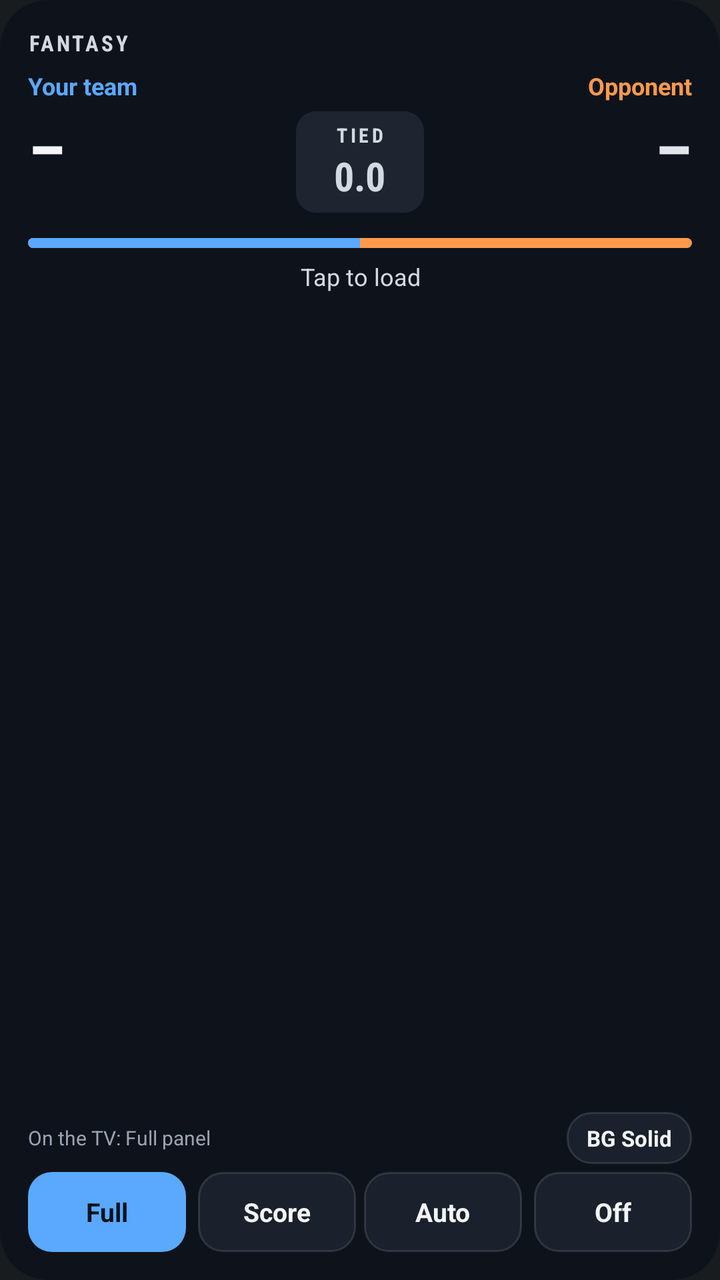
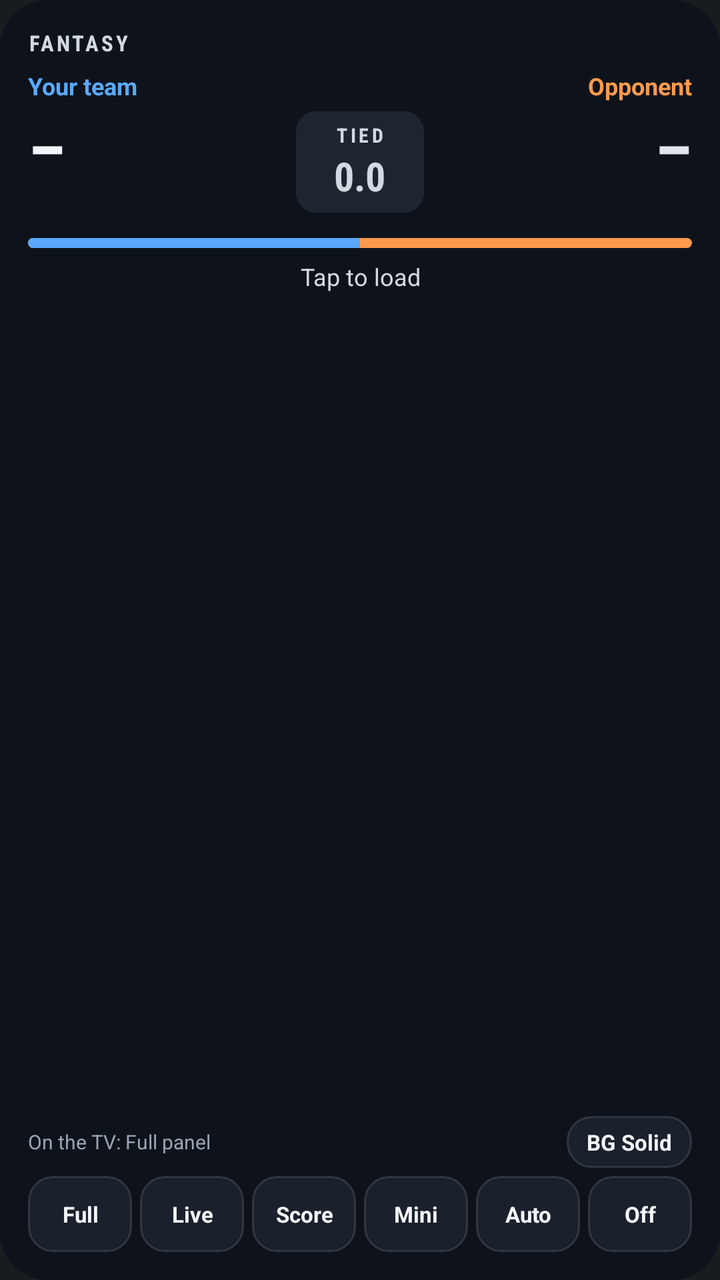

An Android layout rendered at two revisions. The XML below is the earlier revision; the diff shows what the commit changed to produce the second picture.
<!-- AndroidManifest.xml: application theme android:Theme.DeviceDefault.NoActionBar -->
<!-- res/layout/widget_score.xml -->
<?xml version="1.0" encoding="utf-8"?>
<LinearLayout xmlns:android="http://schemas.android.com/apk/res/android"
    android:id="@+id/root"
    android:layout_width="match_parent"
    android:layout_height="match_parent"
    android:background="@drawable/widget_bg"
    android:orientation="vertical"
    android:padding="14dp">

    <LinearLayout
        android:id="@+id/scoreArea"
        android:layout_width="match_parent"
        android:layout_height="0dp"
        android:layout_weight="1"
        android:orientation="vertical">

        <LinearLayout
            android:layout_width="match_parent"
            android:layout_height="wrap_content"
            android:orientation="horizontal">

            <TextView
                android:id="@+id/week"
                android:layout_width="0dp"
                android:layout_height="wrap_content"
                android:layout_weight="1"
                android:fontFamily="sans-serif-condensed"
                android:letterSpacing="0.12"
                android:text="FANTASY"
                android:textColor="#D3D9E1"
                android:textSize="11sp"
                android:textStyle="bold" />

            <TextView
                android:id="@+id/league"
                android:layout_width="wrap_content"
                android:layout_height="wrap_content"
                android:ellipsize="end"
                android:maxLines="1"
                android:text=""
                android:textColor="#9AA4B2"
                android:textSize="11sp" />
        </LinearLayout>

        <LinearLayout
            android:layout_width="match_parent"
            android:layout_height="wrap_content"
            android:layout_marginTop="6dp"
            android:orientation="horizontal">

            <TextView
                android:id="@+id/meName"
                android:layout_width="0dp"
                android:layout_height="wrap_content"
                android:layout_weight="1"
                android:ellipsize="end"
                android:maxLines="1"
                android:text="Your team"
                android:textColor="#5AA9FF"
                android:textSize="12sp"
                android:textStyle="bold" />

            <TextView
                android:id="@+id/oppName"
                android:layout_width="0dp"
                android:layout_height="wrap_content"
                android:layout_weight="1"
                android:ellipsize="end"
                android:gravity="end"
                android:maxLines="1"
                android:text="Opponent"
                android:textColor="#FF9A4D"
                android:textSize="12sp"
                android:textStyle="bold" />
        </LinearLayout>

        <LinearLayout
            android:layout_width="match_parent"
            android:layout_height="wrap_content"
            android:gravity="center_vertical"
            android:orientation="horizontal">

            <LinearLayout
                android:layout_width="0dp"
                android:layout_height="wrap_content"
                android:layout_weight="1"
                android:orientation="vertical">

                <TextView
                    android:id="@+id/meScore"
                    android:layout_width="wrap_content"
                    android:layout_height="wrap_content"
                    android:fontFamily="sans-serif-condensed"
                    android:text="–"
                    android:textColor="#F3F5F8"
                    android:textSize="34sp"
                    android:textStyle="bold" />

                <TextView
                    android:id="@+id/meProj"
                    android:layout_width="wrap_content"
                    android:layout_height="wrap_content"
                    android:text=""
                    android:textColor="#9AA4B2"
                    android:textSize="11sp" />
            </LinearLayout>

            <LinearLayout
                android:id="@+id/marginBox"
                android:layout_width="wrap_content"
                android:layout_height="wrap_content"
                android:background="@drawable/widget_margin_tied"
                android:gravity="center_horizontal"
                android:minWidth="64dp"
                android:orientation="vertical"
                android:paddingLeft="12dp"
                android:paddingTop="5dp"
                android:paddingRight="12dp"
                android:paddingBottom="5dp">

                <TextView
                    android:id="@+id/marginWord"
                    android:layout_width="wrap_content"
                    android:layout_height="wrap_content"
                    android:fontFamily="sans-serif-condensed"
                    android:letterSpacing="0.15"
                    android:text="TIED"
                    android:textColor="#D3D9E1"
                    android:textSize="10sp"
                    android:textStyle="bold" />

                <TextView
                    android:id="@+id/marginNum"
                    android:layout_width="wrap_content"
                    android:layout_height="wrap_content"
                    android:fontFamily="sans-serif-condensed"
                    android:text="0.0"
                    android:textColor="#D3D9E1"
                    android:textSize="20sp"
                    android:textStyle="bold" />
            </LinearLayout>

            <LinearLayout
                android:layout_width="0dp"
                android:layout_height="wrap_content"
                android:layout_weight="1"
                android:gravity="end"
                android:orientation="vertical">

                <TextView
                    android:id="@+id/oppScore"
                    android:layout_width="wrap_content"
                    android:layout_height="wrap_content"
                    android:fontFamily="sans-serif-condensed"
                    android:text="–"
                    android:textColor="#E2E6EB"
                    android:textSize="34sp"
                    android:textStyle="bold" />

                <TextView
                    android:id="@+id/oppProj"
                    android:layout_width="wrap_content"
                    android:layout_height="wrap_content"
                    android:text=""
                    android:textColor="#9AA4B2"
                    android:textSize="11sp" />
            </LinearLayout>
        </LinearLayout>

        <ProgressBar
            android:id="@+id/bar"
            style="?android:attr/progressBarStyleHorizontal"
            android:layout_width="match_parent"
            android:layout_height="5dp"
            android:layout_marginTop="8dp"
            android:max="100"
            android:progress="50"
            android:progressDrawable="@drawable/widget_bar" />

        <TextView
            android:id="@+id/outlook"
            android:layout_width="match_parent"
            android:layout_height="wrap_content"
            android:layout_marginTop="6dp"
            android:gravity="center_horizontal"
            android:text="Tap to load"
            android:textColor="#D3D9E1"
            android:textSize="12sp" />

        <LinearLayout
            android:layout_width="match_parent"
            android:layout_height="wrap_content"
            android:layout_marginTop="2dp"
            android:orientation="horizontal">

            <TextView
                android:id="@+id/leftA"
                android:layout_width="0dp"
                android:layout_height="wrap_content"
                android:layout_weight="1"
                android:text=""
                android:textColor="#9AA4B2"
                android:textSize="10sp" />

            <TextView
                android:id="@+id/leftB"
                android:layout_width="0dp"
                android:layout_height="wrap_content"
                android:layout_weight="1"
                android:gravity="end"
                android:text=""
                android:textColor="#9AA4B2"
                android:textSize="10sp" />
        </LinearLayout>
    </LinearLayout>

    <LinearLayout
        android:layout_width="match_parent"
        android:layout_height="wrap_content"
        android:layout_marginTop="8dp"
        android:gravity="center_vertical"
        android:orientation="horizontal">

        <TextView
            android:id="@+id/status"
            android:layout_width="0dp"
            android:layout_height="wrap_content"
            android:layout_weight="1"
            android:ellipsize="end"
            android:maxLines="1"
            android:text="On the TV: Full panel"
            android:textColor="#9AA4B2"
            android:textSize="10sp" />

        <TextView
            android:id="@+id/bgBtn"
            android:layout_width="wrap_content"
            android:layout_height="26dp"
            android:background="@drawable/widget_btn"
            android:gravity="center"
            android:paddingLeft="10dp"
            android:paddingRight="10dp"
            android:text="BG Solid"
            android:textColor="#F3F5F8"
            android:textSize="11sp"
            android:textStyle="bold" />
    </LinearLayout>

    <LinearLayout
        android:layout_width="match_parent"
        android:layout_height="40dp"
        android:layout_marginTop="4dp"
        android:orientation="horizontal">

        <TextView
            android:id="@+id/modeFull"
            android:layout_width="0dp"
            android:layout_height="match_parent"
            android:layout_marginEnd="4dp"
            android:layout_weight="1"
            android:background="@drawable/widget_btn_on"
            android:gravity="center"
            android:text="Full"
            android:textColor="#04111F"
            android:textSize="13sp"
            android:textStyle="bold" />

        <TextView
            android:id="@+id/modeScore"
            android:layout_width="0dp"
            android:layout_height="match_parent"
            android:layout_marginStart="2dp"
            android:layout_marginEnd="2dp"
            android:layout_weight="1"
            android:background="@drawable/widget_btn"
            android:gravity="center"
            android:text="Score"
            android:textColor="#F3F5F8"
            android:textSize="13sp"
            android:textStyle="bold" />

        <TextView
            android:id="@+id/modeAuto"
            android:layout_width="0dp"
            android:layout_height="match_parent"
            android:layout_marginStart="2dp"
            android:layout_marginEnd="2dp"
            android:layout_weight="1"
            android:background="@drawable/widget_btn"
            android:gravity="center"
            android:text="Auto"
            android:textColor="#F3F5F8"
            android:textSize="13sp"
            android:textStyle="bold" />

        <TextView
            android:id="@+id/modeOff"
            android:layout_width="0dp"
            android:layout_height="match_parent"
            android:layout_marginStart="4dp"
            android:layout_weight="1"
            android:background="@drawable/widget_btn"
            android:gravity="center"
            android:text="Off"
            android:textColor="#F3F5F8"
            android:textSize="13sp"
            android:textStyle="bold" />
    </LinearLayout>
</LinearLayout>
<!-- resources referenced by this layout -->
<resources>
  <!-- drawable widget_bar (drawable) -->
  <?xml version="1.0" encoding="utf-8"?>
  <layer-list xmlns:android="http://schemas.android.com/apk/res/android">
      
      <item android:id="@android:id/background">
          <shape android:shape="rectangle">
              <corners android:radius="3dp" />
              <solid android:color="#FF9A4D" />
          </shape>
      </item>
      <item android:id="@android:id/progress">
          <clip>
              <shape android:shape="rectangle">
                  <corners android:radius="3dp" />
                  <solid android:color="#5AA9FF" />
              </shape>
          </clip>
      </item>
  </layer-list>
  <!-- drawable widget_bg (drawable) -->
  <?xml version="1.0" encoding="utf-8"?>
  <shape xmlns:android="http://schemas.android.com/apk/res/android" android:shape="rectangle">
      <solid android:color="#F20E131B" />
      <corners android:radius="24dp" />
  </shape>
  <!-- drawable widget_btn (drawable) -->
  <?xml version="1.0" encoding="utf-8"?>
  <shape xmlns:android="http://schemas.android.com/apk/res/android" android:shape="rectangle">
      <solid android:color="#1A212C" />
      <corners android:radius="12dp" />
      <stroke android:width="1dp" android:color="#1FFFFFFF" />
  </shape>
  <!-- drawable widget_btn_on (drawable) -->
  <?xml version="1.0" encoding="utf-8"?>
  <shape xmlns:android="http://schemas.android.com/apk/res/android" android:shape="rectangle">
      <solid android:color="#5AA9FF" />
      <corners android:radius="12dp" />
  </shape>
  <!-- drawable widget_margin_tied (drawable) -->
  <?xml version="1.0" encoding="utf-8"?>
  <shape xmlns:android="http://schemas.android.com/apk/res/android" android:shape="rectangle">
      <solid android:color="#1E2530" />
      <corners android:radius="10dp" />
  </shape>
</resources>

<!-- the commit's change to res/layout/widget_score.xml (unified diff, before → after) -->
@@ -7,248 +7,263 @@
     android:orientation="vertical"
     android:padding="14dp">
 
-    <LinearLayout
-        android:id="@+id/scoreArea"
+    <include
+        layout="@layout/widget_part_score"
         android:layout_width="match_parent"
         android:layout_height="0dp"
-        android:layout_weight="1"
-        android:orientation="vertical">
+        android:layout_weight="1" />
+
+    <include layout="@layout/widget_part_modes" />
+</LinearLayout>
+<!-- res/layout/widget_part_score.xml (included above) -->
+<?xml version="1.0" encoding="utf-8"?>
+<LinearLayout xmlns:android="http://schemas.android.com/apk/res/android"
+    android:id="@+id/scoreArea"
+    android:layout_width="match_parent"
+    android:layout_height="wrap_content"
+    android:orientation="vertical">
+
+    <LinearLayout
+        android:layout_width="match_parent"
+        android:layout_height="wrap_content"
+        android:orientation="horizontal">
+
+        <TextView
+            android:id="@+id/week"
+            android:layout_width="0dp"
+            android:layout_height="wrap_content"
+            android:layout_weight="1"
+            android:fontFamily="sans-serif-condensed"
+            android:letterSpacing="0.12"
+            android:text="FANTASY"
+            android:textColor="#D3D9E1"
+            android:textSize="11sp"
+            android:textStyle="bold" />
+
+        <TextView
+            android:id="@+id/league"
+            android:layout_width="wrap_content"
+            android:layout_height="wrap_content"
+            android:ellipsize="end"
+            android:maxLines="1"
+            android:text=""
+            android:textColor="#9AA4B2"
+            android:textSize="11sp" />
+    </LinearLayout>
+
+    <LinearLayout
+        android:layout_width="match_parent"
+        android:layout_height="wrap_content"
+        android:layout_marginTop="6dp"
+        android:orientation="horizontal">
+
+        <TextView
+            android:id="@+id/meName"
+            android:layout_width="0dp"
+            android:layout_height="wrap_content"
+            android:layout_weight="1"
+            android:ellipsize="end"
+            android:maxLines="1"
+            android:text="Your team"
+            android:textColor="#5AA9FF"
+            android:textSize="12sp"
+            android:textStyle="bold" />
+
+        <TextView
+            android:id="@+id/oppName"
+            android:layout_width="0dp"
+            android:layout_height="wrap_content"
+            android:layout_weight="1"
+            android:ellipsize="end"
+            android:gravity="end"
+            android:maxLines="1"
+            android:text="Opponent"
+            android:textColor="#FF9A4D"
+            android:textSize="12sp"
+            android:textStyle="bold" />
+    </LinearLayout>
+
+    <LinearLayout
+        android:layout_width="match_parent"
+        android:layout_height="wrap_content"
+        android:gravity="center_vertical"
+        android:orientation="horizontal">
 
         <LinearLayout
-            android:layout_width="match_parent"
-            android:layout_height="wrap_content"
-            android:orientation="horizontal">
-
-            <TextView
-                android:id="@+id/week"
-                android:layout_width="0dp"
-                android:layout_height="wrap_content"
-                android:layout_weight="1"
+            android:layout_width="0dp"
+            android:layout_height="wrap_content"
+            android:layout_weight="1"
+            android:orientation="vertical">
+
+            <TextView
+                android:id="@+id/meScore"
+                android:layout_width="wrap_content"
+                android:layout_height="wrap_content"
                 android:fontFamily="sans-serif-condensed"
-                android:letterSpacing="0.12"
-                android:text="FANTASY"
-                android:textColor="#D3D9E1"
-                android:textSize="11sp"
+                android:text="–"
+                android:textColor="#F3F5F8"
+                android:textSize="34sp"
                 android:textStyle="bold" />
 
             <TextView
-                android:id="@+id/league"
-                android:layout_width="wrap_content"
-                android:layout_height="wrap_content"
-                android:ellipsize="end"
-                android:maxLines="1"
+                android:id="@+id/meProj"
+                android:layout_width="wrap_content"
+                android:layout_height="wrap_content"
                 android:text=""
                 android:textColor="#9AA4B2"
                 android:textSize="11sp" />
         </LinearLayout>
 
         <LinearLayout
-            android:layout_width="match_parent"
-            android:layout_height="wrap_content"
-            android:layout_marginTop="6dp"
-            android:orientation="horizontal">
-
-            <TextView
-                android:id="@+id/meName"
-                android:layout_width="0dp"
-                android:layout_height="wrap_content"
-                android:layout_weight="1"
-                android:ellipsize="end"
-                android:maxLines="1"
-                android:text="Your team"
-                android:textColor="#5AA9FF"
-                android:textSize="12sp"
+            android:id="@+id/marginBox"
+            android:layout_width="wrap_content"
+            android:layout_height="wrap_content"
+            android:background="@drawable/widget_margin_tied"
+            android:gravity="center_horizontal"
+            android:minWidth="64dp"
+            android:orientation="vertical"
+            android:paddingLeft="12dp"
+            android:paddingTop="5dp"
+            android:paddingRight="12dp"
+            android:paddingBottom="5dp">
+
+            <TextView
+                android:id="@+id/marginWord"
+                android:layout_width="wrap_content"
+                android:layout_height="wrap_content"
+                android:fontFamily="sans-serif-condensed"
+                android:letterSpacing="0.15"
+                android:text="TIED"
+                android:textColor="#D3D9E1"
+                android:textSize="10sp"
                 android:textStyle="bold" />
 
             <TextView
-                android:id="@+id/oppName"
-                android:layout_width="0dp"
-                android:layout_height="wrap_content"
-                android:layout_weight="1"
-                android:ellipsize="end"
-                android:gravity="end"
-                android:maxLines="1"
-                android:text="Opponent"
-                android:textColor="#FF9A4D"
-                android:textSize="12sp"
+                android:id="@+id/marginNum"
+                android:layout_width="wrap_content"
+                android:layout_height="wrap_content"
+                android:fontFamily="sans-serif-condensed"
+                android:text="0.0"
+                android:textColor="#D3D9E1"
+                android:textSize="20sp"
                 android:textStyle="bold" />
         </LinearLayout>
 
         <LinearLayout
-            android:layout_width="match_parent"
-            android:layout_height="wrap_content"
-            android:gravity="center_vertical"
-            android:orientation="horizontal">
-
-            <LinearLayout
-                android:layout_width="0dp"
-                android:layout_height="wrap_content"
-                android:layout_weight="1"
-                android:orientation="vertical">
-
-                <TextView
-                    android:id="@+id/meScore"
-                    android:layout_width="wrap_content"
-                    android:layout_height="wrap_content"
-                    android:fontFamily="sans-serif-condensed"
-                    android:text="–"
-                    android:textColor="#F3F5F8"
-                    android:textSize="34sp"
-                    android:textStyle="bold" />
-
-                <TextView
-                    android:id="@+id/meProj"
-                    android:layout_width="wrap_content"
-                    android:layout_height="wrap_content"
-                    android:text=""
-                    android:textColor="#9AA4B2"
-                    android:textSize="11sp" />
-            </LinearLayout>
-
-            <LinearLayout
-                android:id="@+id/marginBox"
-                android:layout_width="wrap_content"
-                android:layout_height="wrap_content"
-                android:background="@drawable/widget_margin_tied"
-                android:gravity="center_horizontal"
-                android:minWidth="64dp"
-                android:orientation="vertical"
-                android:paddingLeft="12dp"
-                android:paddingTop="5dp"
-                android:paddingRight="12dp"
-                android:paddingBottom="5dp">
-
-                <TextView
-                    android:id="@+id/marginWord"
-                    android:layout_width="wrap_content"
-                    android:layout_height="wrap_content"
-                    android:fontFamily="sans-serif-condensed"
-                    android:letterSpacing="0.15"
-                    android:text="TIED"
-                    android:textColor="#D3D9E1"
-                    android:textSize="10sp"
-                    android:textStyle="bold" />
-
-                <TextView
-                    android:id="@+id/marginNum"
-                    android:layout_width="wrap_content"
-                    android:layout_height="wrap_content"
-                    android:fontFamily="sans-serif-condensed"
-                    android:text="0.0"
-                    android:textColor="#D3D9E1"
-                    android:textSize="20sp"
-                    android:textStyle="bold" />
-            </LinearLayout>
-
-            <LinearLayout
-                android:layout_width="0dp"
-                android:layout_height="wrap_content"
-                android:layout_weight="1"
-                android:gravity="end"
-                android:orientation="vertical">
-
-                <TextView
-                    android:id="@+id/oppScore"
-                    android:layout_width="wrap_content"
-                    android:layout_height="wrap_content"
-                    android:fontFamily="sans-serif-condensed"
-                    android:text="–"
-                    android:textColor="#E2E6EB"
-                    android:textSize="34sp"
-                    android:textStyle="bold" />
-
-                <TextView
-                    android:id="@+id/oppProj"
-                    android:layout_width="wrap_content"
-                    android:layout_height="wrap_content"
-                    android:text=""
-                    android:textColor="#9AA4B2"
-                    android:textSize="11sp" />
-            </LinearLayout>
-        </LinearLayout>
-
-        <ProgressBar
-            android:id="@+id/bar"
-            style="?android:attr/progressBarStyleHorizontal"
-            android:layout_width="match_parent"
-            android:layout_height="5dp"
-            android:layout_marginTop="8dp"
-            android:max="100"
-            android:progress="50"
-            android:progressDrawable="@drawable/widget_bar" />
-
-        <TextView
-            android:id="@+id/outlook"
-            android:layout_width="match_parent"
-            android:layout_height="wrap_content"
-            android:layout_marginTop="6dp"
-            android:gravity="center_horizontal"
-            android:text="Tap to load"
-            android:textColor="#D3D9E1"
-            android:textSize="12sp" />
-
-        <LinearLayout
-            android:layout_width="match_parent"
-            android:layout_height="wrap_content"
-            android:layout_marginTop="2dp"
-            android:orientation="horizontal">
-
-            <TextView
-                android:id="@+id/leftA"
-                android:layout_width="0dp"
-                android:layout_height="wrap_content"
-                android:layout_weight="1"
+            android:layout_width="0dp"
+            android:layout_height="wrap_content"
+            android:layout_weight="1"
+            android:gravity="end"
+            android:orientation="vertical">
+
+            <TextView
+                android:id="@+id/oppScore"
+                android:layout_width="wrap_content"
+                android:layout_height="wrap_content"
+                android:fontFamily="sans-serif-condensed"
+                android:text="–"
+                android:textColor="#E2E6EB"
+                android:textSize="34sp"
+                android:textStyle="bold" />
+
+            <TextView
+                android:id="@+id/oppProj"
+                android:layout_width="wrap_content"
+                android:layout_height="wrap_content"
                 android:text=""
                 android:textColor="#9AA4B2"
-                android:textSize="10sp" />
-
-            <TextView
-                android:id="@+id/leftB"
-                android:layout_width="0dp"
-                android:layout_height="wrap_content"
-                android:layout_weight="1"
-                android:gravity="end"
-                android:text=""
-                android:textColor="#9AA4B2"
-                android:textSize="10sp" />
+                android:textSize="11sp" />
         </LinearLayout>
     </LinearLayout>
 
-    <LinearLayout
-        android:layout_width="match_parent"
-        android:layout_height="wrap_content"
+    <ProgressBar
+        android:id="@+id/bar"
+        style="?android:attr/progressBarStyleHorizontal"
+        android:layout_width="match_parent"
+        android:layout_height="5dp"
         android:layout_marginTop="8dp"
-        android:gravity="center_vertical"
-        android:orientation="horizontal">
-
-        <TextView
-            android:id="@+id/status"
-            android:layout_width="0dp"
-            android:layout_height="wrap_content"
-            android:layout_weight="1"
-            android:ellipsize="end"
-            android:maxLines="1"
-            android:text="On the TV: Full panel"
+        android:max="100"
+        android:progress="50"
+        android:progressDrawable="@drawable/widget_bar" />
+
+    <TextView
+        android:id="@+id/outlook"
+        android:layout_width="match_parent"
+        android:layout_height="wrap_content"
+        android:layout_marginTop="6dp"
+        android:gravity="center_horizontal"
+        android:text="Tap to load"
+        android:textColor="#D3D9E1"
+        android:textSize="12sp" />
+
+    <LinearLayout
+        android:layout_width="match_parent"
+        android:layout_height="wrap_content"
+        android:layout_marginTop="2dp"
+        android:orientation="horizontal">
+
+        <TextView
+            android:id="@+id/leftA"
+            android:layout_width="0dp"
+            android:layout_height="wrap_content"
+            android:layout_weight="1"
+            android:text=""
             android:textColor="#9AA4B2"
             android:textSize="10sp" />
 
         <TextView
-            android:id="@+id/bgBtn"
-            android:layout_width="wrap_content"
-            android:layout_height="26dp"
-            android:background="@drawable/widget_btn"
-            android:gravity="center"
-            android:paddingLeft="10dp"
-            android:paddingRight="10dp"
-            android:text="BG Solid"
-            android:textColor="#F3F5F8"
-            android:textSize="11sp"
-            android:textStyle="bold" />
-    </LinearLayout>
-
-    <LinearLayout
-        android:layout_width="match_parent"
-        android:layout_height="40dp"
+            android:id="@+id/leftB"
+            android:layout_width="0dp"
+            android:layout_height="wrap_content"
+            android:layout_weight="1"
+            android:gravity="end"
+            android:text=""
+            android:textColor="#9AA4B2"
+            android:textSize="10sp" />
+    </LinearLayout>
+</LinearLayout>
+<!-- res/layout/widget_part_modes.xml (included above) -->
+<?xml version="1.0" encoding="utf-8"?>
+<LinearLayout xmlns:android="http://schemas.android.com/apk/res/android"
+    android:layout_width="match_parent"
+    android:layout_height="wrap_content"
+    android:orientation="vertical">
+
+<LinearLayout
+    android:layout_width="match_parent"
+    android:layout_height="wrap_content"
+    android:layout_marginTop="8dp"
+    android:gravity="center_vertical"
+    android:orientation="horizontal">
+
+    <TextView
+        android:id="@+id/status"
+        android:layout_width="0dp"
+        android:layout_height="wrap_content"
+        android:layout_weight="1"
+        android:ellipsize="end"
+        android:maxLines="1"
+        android:text="On the TV: Full panel"
+        android:textColor="#9AA4B2"
+        android:textSize="10sp" />
+
+    <TextView
+        android:id="@+id/bgBtn"
+        android:layout_width="wrap_content"
+        android:layout_height="26dp"
+        android:background="@drawable/widget_btn"
+        android:gravity="center"
+        android:paddingLeft="10dp"
+        android:paddingRight="10dp"
+        android:text="BG Solid"
+        android:textColor="#F3F5F8"
+        android:textSize="11sp"
+        android:textStyle="bold" />
+</LinearLayout>
+
+    <LinearLayout
+        android:layout_width="match_parent"
+        android:layout_height="38dp"
         android:layout_marginTop="4dp"
         android:orientation="horizontal">
 
@@ -256,13 +271,30 @@
             android:id="@+id/modeFull"
             android:layout_width="0dp"
             android:layout_height="match_parent"
-            android:layout_marginEnd="4dp"
-            android:layout_weight="1"
-            android:background="@drawable/widget_btn_on"
-            android:gravity="center"
+            android:layout_marginStart="0dp"
+            android:layout_marginEnd="2dp"
+            android:layout_weight="1"
+            android:background="@drawable/widget_btn"
+            android:gravity="center"
+            android:maxLines="1"
             android:text="Full"
-            android:textColor="#04111F"
-            android:textSize="13sp"
+            android:textColor="#F3F5F8"
+            android:textSize="11sp"
+            android:textStyle="bold" />
+
+        <TextView
+            android:id="@+id/modeLive"
+            android:layout_width="0dp"
+            android:layout_height="match_parent"
+            android:layout_marginStart="2dp"
+            android:layout_marginEnd="2dp"
+            android:layout_weight="1"
+            android:background="@drawable/widget_btn"
+            android:gravity="center"
+            android:maxLines="1"
+            android:text="Live"
+            android:textColor="#F3F5F8"
+            android:textSize="11sp"
             android:textStyle="bold" />
 
         <TextView
@@ -274,9 +306,25 @@
             android:layout_weight="1"
             android:background="@drawable/widget_btn"
             android:gravity="center"
+            android:maxLines="1"
             android:text="Score"
             android:textColor="#F3F5F8"
-            android:textSize="13sp"
+            android:textSize="11sp"
+            android:textStyle="bold" />
+
+        <TextView
+            android:id="@+id/modeMini"
+            android:layout_width="0dp"
+            android:layout_height="match_parent"
+            android:layout_marginStart="2dp"
+            android:layout_marginEnd="2dp"
+            android:layout_weight="1"
+            android:background="@drawable/widget_btn"
+            android:gravity="center"
+            android:maxLines="1"
+            android:text="Mini"
+            android:textColor="#F3F5F8"
+            android:textSize="11sp"
             android:textStyle="bold" />
 
         <TextView
@@ -288,22 +336,25 @@
             android:layout_weight="1"
             android:background="@drawable/widget_btn"
             android:gravity="center"
+            android:maxLines="1"
             android:text="Auto"
             android:textColor="#F3F5F8"
-            android:textSize="13sp"
+            android:textSize="11sp"
             android:textStyle="bold" />
 
         <TextView
             android:id="@+id/modeOff"
             android:layout_width="0dp"
             android:layout_height="match_parent"
-            android:layout_marginStart="4dp"
-            android:layout_weight="1"
-            android:background="@drawable/widget_btn"
-            android:gravity="center"
+            android:layout_marginStart="2dp"
+            android:layout_marginEnd="0dp"
+            android:layout_weight="1"
+            android:background="@drawable/widget_btn"
+            android:gravity="center"
+            android:maxLines="1"
             android:text="Off"
             android:textColor="#F3F5F8"
-            android:textSize="13sp"
+            android:textSize="11sp"
             android:textStyle="bold" />
     </LinearLayout>
 </LinearLayout>
<!-- resource entries referenced after the edit -->
@@ -32,12 +32,6 @@
       <corners android:radius="12dp" />
       <stroke android:width="1dp" android:color="#1FFFFFFF" />
   </shape>
-  <!-- drawable widget_btn_on (drawable) -->
-  <?xml version="1.0" encoding="utf-8"?>
-  <shape xmlns:android="http://schemas.android.com/apk/res/android" android:shape="rectangle">
-      <solid android:color="#5AA9FF" />
-      <corners android:radius="12dp" />
-  </shape>
   <!-- drawable widget_margin_tied (drawable) -->
   <?xml version="1.0" encoding="utf-8"?>
   <shape xmlns:android="http://schemas.android.com/apk/res/android" android:shape="rectangle">
